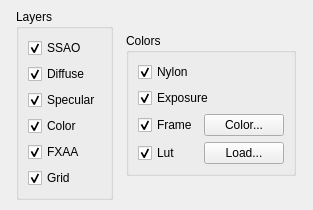
The window that PerryEditor/renderingoptions.ui (APerricone/PerryEngine) describes before a commit, drawn with Qt 5.
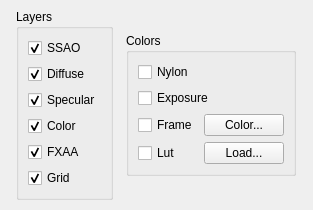
The same window after the commit.

```diff
--- a/PerryEditor/renderingoptions.ui
+++ b/PerryEditor/renderingoptions.ui
@@ -111,7 +111,7 @@
           <string>Nylon</string>
          </property>
          <property name="checked">
-          <bool>true</bool>
+          <bool>false</bool>
          </property>
         </widget>
        </item>
@@ -121,7 +121,7 @@
           <string>Exposure</string>
          </property>
          <property name="checked">
-          <bool>true</bool>
+          <bool>false</bool>
          </property>
         </widget>
        </item>
@@ -133,7 +133,7 @@
             <string>Frame</string>
            </property>
            <property name="checked">
-            <bool>true</bool>
+            <bool>false</bool>
            </property>
           </widget>
          </item>
@@ -154,7 +154,7 @@
             <string>Lut</string>
            </property>
            <property name="checked">
-            <bool>true</bool>
+            <bool>false</bool>
            </property>
           </widget>
          </item>
```
